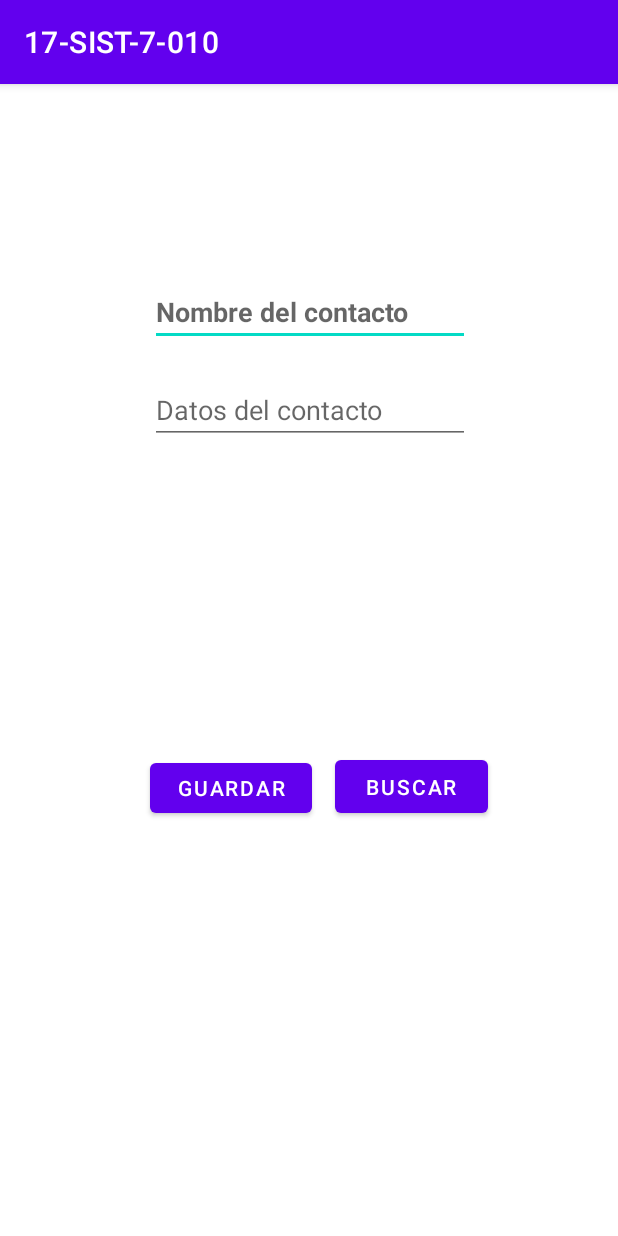
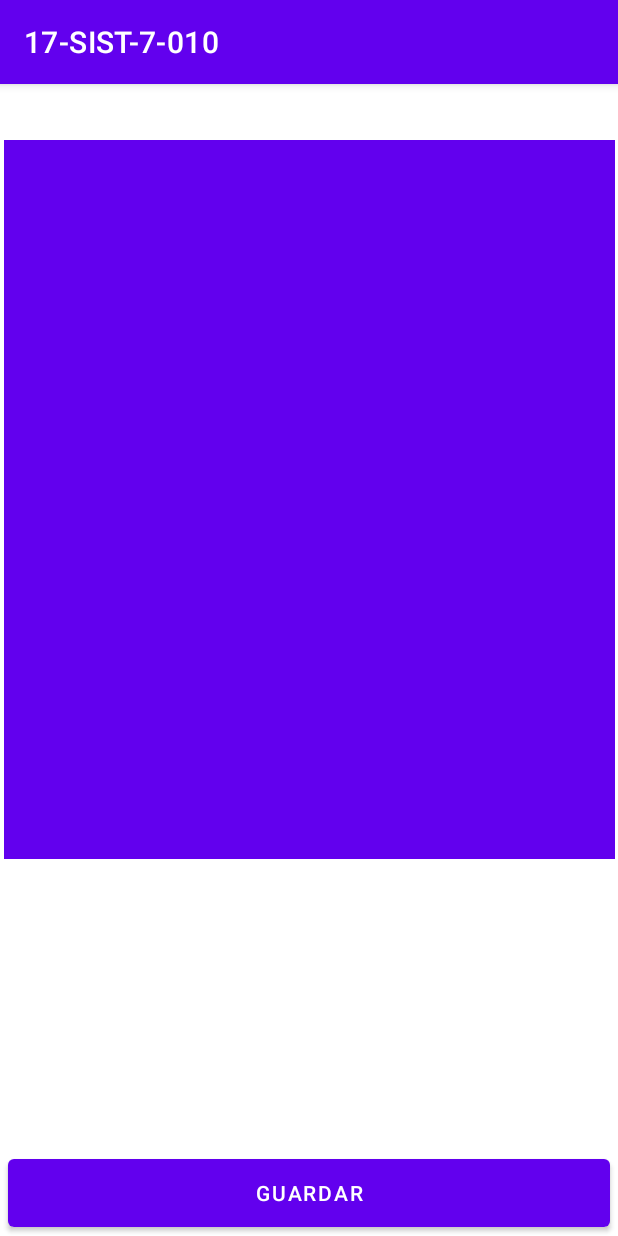
Before and after one commit to EdManDev/17SIST7010, an Android app: the screen it shows after launch (MainActivity), on a phone screen of 412 x 824 dp. Run offline under Robolectric (Android 15) with nearby library versions, the phone set to English and light mode, and no system bars.

Commit message:
Almacenamiento de datos – Sistema interno de ficheros  done

```diff
--- a/app/src/main/res/layout/activity_main.xml
+++ b/app/src/main/res/layout/activity_main.xml
@@ -7,53 +7,30 @@
   tools:context=".MainActivity">
 
   <EditText
-    android:id="@+id/txt_nombre"
-    android:layout_width="wrap_content"
-    android:layout_height="wrap_content"
+    android:id="@+id/txt_bitacora"
+    android:layout_width="407dp"
+    android:layout_height="479dp"
+    android:background="#6200ee"
     android:ems="10"
-    android:hint="@string/txt_nombre"
-    android:textStyle="bold"
+    android:gravity="start|top"
+    android:inputType="textMultiLine"
+    android:textColor="#ffffff"
     app:layout_constraintBottom_toBottomOf="parent"
     app:layout_constraintEnd_toEndOf="parent"
-    app:layout_constraintHorizontal_bias="0.503"
     app:layout_constraintStart_toStartOf="parent"
     app:layout_constraintTop_toTopOf="parent"
-    app:layout_constraintVertical_bias="0.179" />
-
-  <EditText
-    android:id="@+id/txt_datos"
-    android:layout_width="wrap_content"
-    android:layout_height="wrap_content"
-    android:layout_marginTop="20dp"
-    android:ems="10"
-    android:hint="@string/txt_datos"
-    app:layout_constraintEnd_toEndOf="parent"
-    app:layout_constraintHorizontal_bias="0.503"
-    app:layout_constraintStart_toStartOf="parent"
-    app:layout_constraintTop_toBottomOf="@+id/txt_nombre" />
+    app:layout_constraintVertical_bias="0.129" />
 
   <Button
-    android:id="@+id/button2"
-    android:layout_width="108dp"
-    android:layout_height="45dp"
-    android:layout_marginBottom="276dp"
+    android:id="@+id/button6"
+    android:layout_width="401dp"
+    android:layout_height="57dp"
+    android:layout_marginTop="95dp"
     android:onClick="Guardar"
-    android:text="@string/buttonGuardar"
-    app:layout_constraintBottom_toBottomOf="parent"
-    app:layout_constraintEnd_toStartOf="@+id/button1"
-    app:layout_constraintHorizontal_bias="0.869"
-    app:layout_constraintStart_toStartOf="parent" />
-
-  <Button
-    android:id="@+id/button1"
-    android:layout_width="102dp"
-    android:layout_height="47dp"
-    android:layout_marginBottom="276dp"
-    android:onClick="Buscar"
-    android:text="@string/buttonBuscar"
+    android:text="@string/button"
     app:layout_constraintBottom_toBottomOf="parent"
     app:layout_constraintEnd_toEndOf="parent"
-    app:layout_constraintHorizontal_bias="0.72"
-    app:layout_constraintStart_toStartOf="parent" />
-
+    app:layout_constraintStart_toStartOf="parent"
+    app:layout_constraintTop_toBottomOf="@+id/txt_bitacora"
+    app:layout_constraintVertical_bias="1.0" />
 </androidx.constraintlayout.widget.ConstraintLayout>
--- a/app/src/main/res/layout/activity_main2.xml
+++ b/app/src/main/res/layout/activity_main2.xml
@@ -22,7 +22,6 @@
     android:layout_width="408dp"
     android:layout_height="50dp"
     android:onClick="Cerrar"
-    android:text="@string/buttonGuardar"
     android:textSize="24sp"
     app:layout_constraintBottom_toBottomOf="parent"
     app:layout_constraintEnd_toEndOf="parent"
--- a/app/src/main/res/values/strings.xml
+++ b/app/src/main/res/values/strings.xml
@@ -1,7 +1,4 @@
 <resources>
     <string name="app_name">17-SIST-7-010</string>
-    <string name="txt_nombre">Nombre del contacto</string>
-    <string name="txt_datos">Datos del contacto</string>
-    <string name="buttonGuardar">Guardar</string>
-    <string name="buttonBuscar">Buscar</string>
+    <string name="button">guardar</string>
 </resources>
```
Also changed, not shown: app/src/main/java/com/example/a17_sist_7_010/MainActivity.java (+45 -27 lines), 4 other files.
